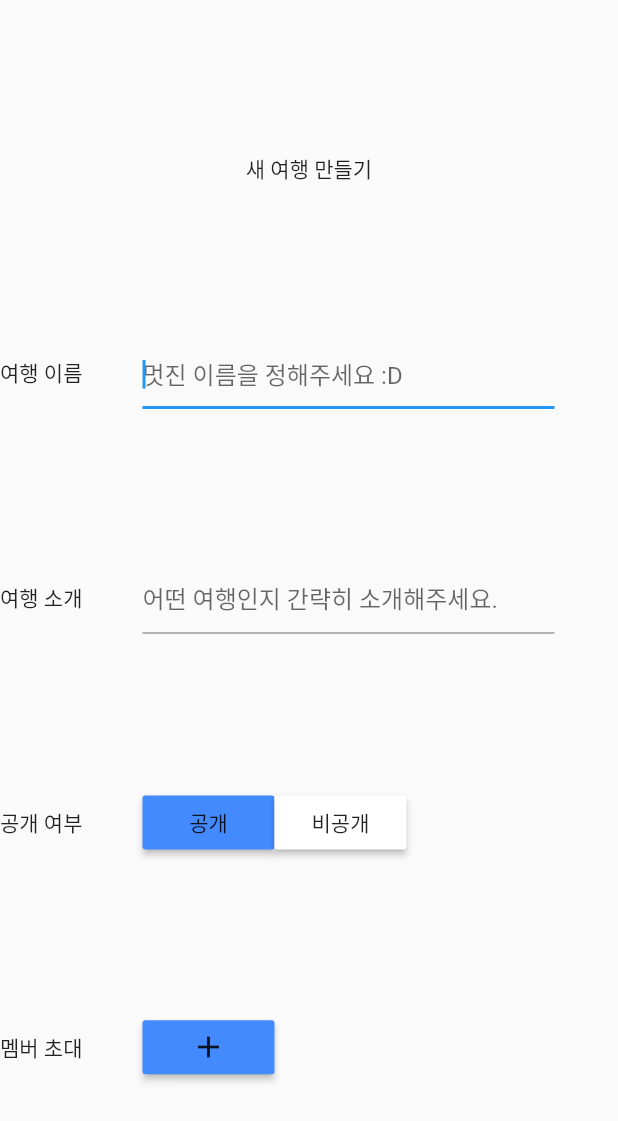
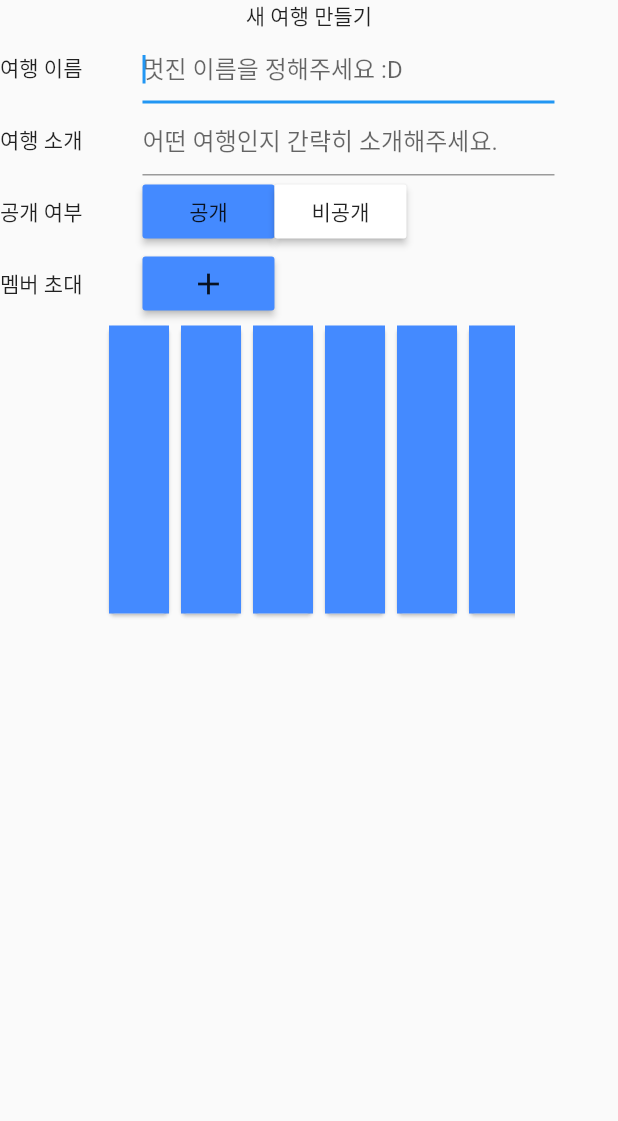
Before and after one commit to tngus5644/travel_record, a Flutter app: the HomeMakeGroup screen opened by its route, after a tap on the "add" icon, on a phone screen of 412 x 824 dp. Shown: the top 1121 px of the screen. Run offline on Flutter 3.47's test engine with Material 2 defaults, Android fonts, the phone set to English and light mode, and no system bars; our stand-ins replace cloud_firestore, firebase_auth, firebase_core, firebase_storage, get, hive and 3 more; accounts and stored records are empty.

Commit message:
여행 만들기 창 중 멤버 초대 기능 구현중

```diff
--- a/lib/ui/home/home_make_group_screen.dart
+++ b/lib/ui/home/home_make_group_screen.dart
@@ -36,6 +36,7 @@ class _HomeMakeGroupState extends State<HomeMakeGroup> {
   Widget build(BuildContext context) {
     return Scaffold(
         body: SafeArea(
+      child: SingleChildScrollView(
         child: Center(
           child: Column(
             mainAxisAlignment: MainAxisAlignment.spaceEvenly,
@@ -88,8 +89,9 @@ class _HomeMakeGroupState extends State<HomeMakeGroup> {
                                 print(release.value);
                               },
                               child: Text('공개'),
-                          color:
-                              release.value ? Colors.blueAccent : Colors.white),
+                              color: release.value
+                                  ? Colors.blueAccent
+                                  : Colors.white),
                         ),
                         Obx(
                           () => RaisedButton(
@@ -113,19 +115,46 @@ class _HomeMakeGroupState extends State<HomeMakeGroup> {
                   SizedBox(width: 40),
                   RaisedButton(
                     onPressed: () {
-                  _showDialog();
+                      _selectFriends();
                     },
                     child: Icon(Icons.add),
                     color: Colors.blueAccent,
                   )
                 ],
               ),
+              Wrap(
+                direction: Axis.horizontal,
+                children: [
+                  Container(
+                      width: Get.width *2/3,
+                      height: 200,
+                      child: _customListItem(context)),
+                  // Container(child: _myListView(context)),
                 ],
-      )),
+              )
+            ],
+          ),
+        ),
+      ),
     ));
   }
 
-  void _showDialog() {
+  Widget _customListItem(BuildContext context) {
+    return ListView.builder(
+      scrollDirection: Axis.horizontal,
+      itemCount: 20,
+      itemBuilder: (context, index) {
+        return Card(
+            child: Container(
+          color: Colors.blueAccent,
+          width: 40,
+          height: 50,
+        ));
+      },
+    );
+  }
+
+  void _selectFriends() {
     List<bool> friendCheck = [];
     int i = 0;
     while (i < users.friends.length) {
@@ -163,6 +192,12 @@ class _HomeMakeGroupState extends State<HomeMakeGroup> {
                     }),
               )),
               actions: <Widget>[
+                FlatButton(
+                  child: Text("select"),
+                  onPressed: () {
+                    Navigator.pop(context);
+                  },
+                ),
                 FlatButton(
                   child: Text("Close"),
                   onPressed: () {
```
Lines whose indentation alone changed are shown as unchanged.
